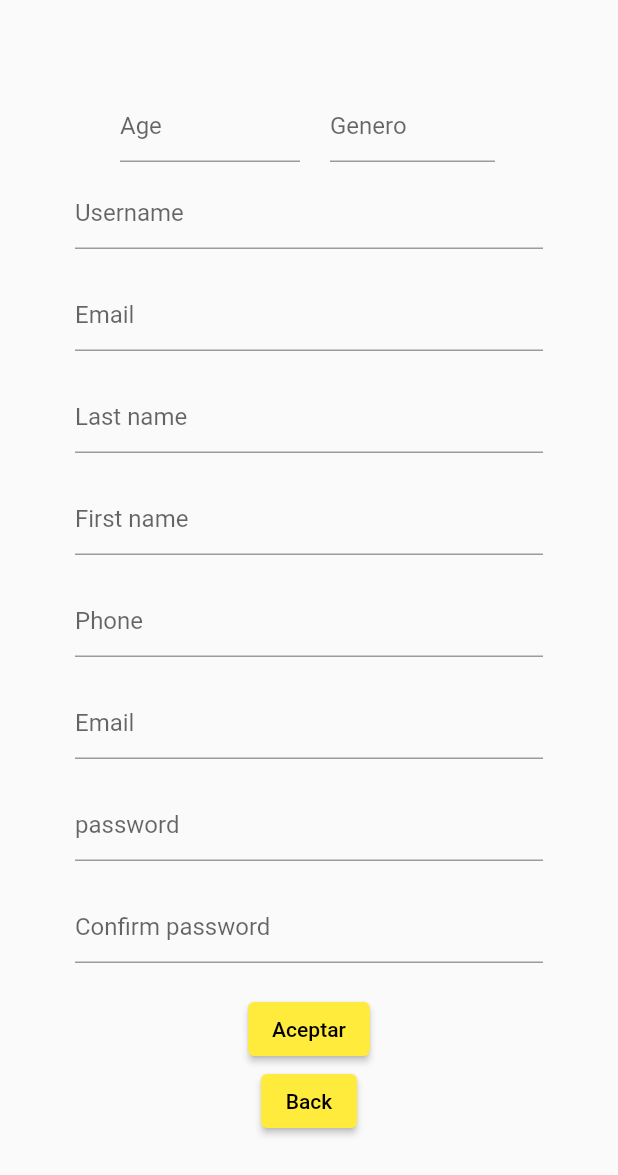
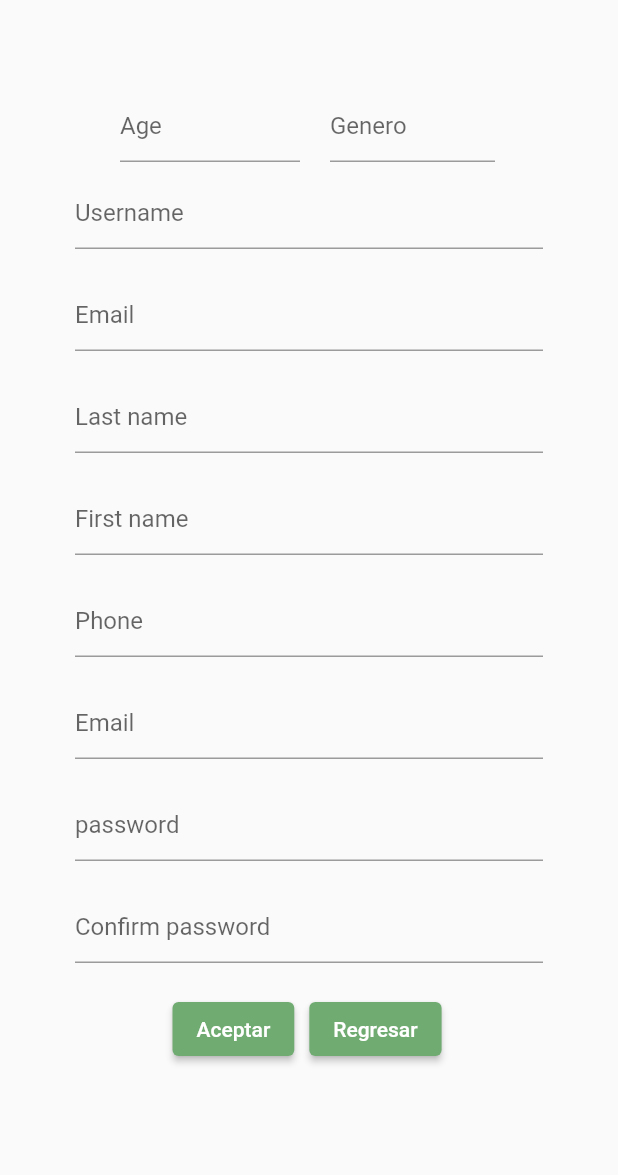
Before and after one commit to 203407/moviles, a Flutter app: the Login screen opened directly, after a tap on "Registrar", on a phone screen of 412 x 824 dp. Shown: the top 1175 px of the screen. Run offline on Flutter 3.47's test engine with Material 2 defaults, Android fonts, the phone set to English and light mode, and no system bars.

Commit message:
changes in login and register

```diff
--- a/lib/pages/login.dart
+++ b/lib/pages/login.dart
@@ -34,8 +34,6 @@ class Login extends StatelessWidget {
                           padding: EdgeInsetsDirectional.only(bottom: 20),
                           child: TextField(
                             decoration: InputDecoration(hintText: 'email'),
-                            // onChanged: (value) =>
-                            //     print('First text field: $value'))),
                           )),
                       const Padding(
                           padding: EdgeInsetsDirectional.only(bottom: 30),
@@ -50,6 +48,8 @@ class Login extends StatelessWidget {
                           width: 100,
                           child: ElevatedButton(
                             style: ElevatedButton.styleFrom(
+                              backgroundColor:
+                                  const Color.fromARGB(255, 112, 171, 113),
                               shape: const BeveledRectangleBorder(
                                   borderRadius: BorderRadius.only(
                                       bottomRight: Radius.circular(10),
@@ -63,13 +63,21 @@ class Login extends StatelessWidget {
                             },
                             child: const Text(
                               'Registrar',
-                              style: TextStyle(fontWeight: FontWeight.bold),
+                              style: TextStyle(color: Colors.white),
                             ),
                           ),
                         ),
                       ),
                       ElevatedButton(
-                          onPressed: () {}, child: const Text('Aceptar')),
+                        onPressed: () {},
+                        style: ElevatedButton.styleFrom(
+                            backgroundColor:
+                                const Color.fromARGB(255, 112, 171, 113)),
+                        child: const Text(
+                          'Aceptar',
+                          style: TextStyle(color: Colors.white),
+                        ),
+                      ),
                     ],
                   ),
                 ),
--- a/lib/pages/register.dart
+++ b/lib/pages/register.dart
@@ -50,8 +50,6 @@ class Register extends StatelessWidget {
                         child: TextField(
                           decoration: InputDecoration(
                             hintText: 'Username',
-                            //border: OutlineInputBorder(
-                            //borderSide: BorderSide(color: Colors.green))
                           ),
                         )),
                     const Padding(
@@ -92,13 +90,36 @@ class Register extends StatelessWidget {
                               InputDecoration(hintText: 'Confirm password'),
                           obscureText: true,
                         )),
-                    ElevatedButton(
-                        onPressed: () {}, child: const Text('Aceptar')),
-                    ElevatedButton(
-                        onPressed: () {
-                          Navigator.pop(context);
-                        },
-                        child: const Text('Back')),
+                    Padding(
+                      padding: const EdgeInsets.only(
+                          left: 20, right: 20, bottom: 15),
+                      child: Row(
+                        children: [
+                          Padding(
+                            padding: const EdgeInsets.only(left: 45.0),
+                            child: ElevatedButton(
+                                onPressed: () {},
+                                style: ElevatedButton.styleFrom(
+                                    backgroundColor: const Color.fromARGB(
+                                        255, 112, 171, 113)),
+                                child: const Text('Aceptar',
+                                    style: TextStyle(color: Colors.white))),
+                          ),
+                          Padding(
+                            padding: const EdgeInsets.only(left: 10.0),
+                            child: ElevatedButton(
+                                onPressed: () {
+                                  Navigator.pop(context);
+                                },
+                                style: ElevatedButton.styleFrom(
+                                    backgroundColor: const Color.fromARGB(
+                                        255, 112, 171, 113)),
+                                child: const Text('Regresar',
+                                    style: TextStyle(color: Colors.white))),
+                          )
+                        ],
+                      ),
+                    ),
                   ]),
                 ),
               );
```
